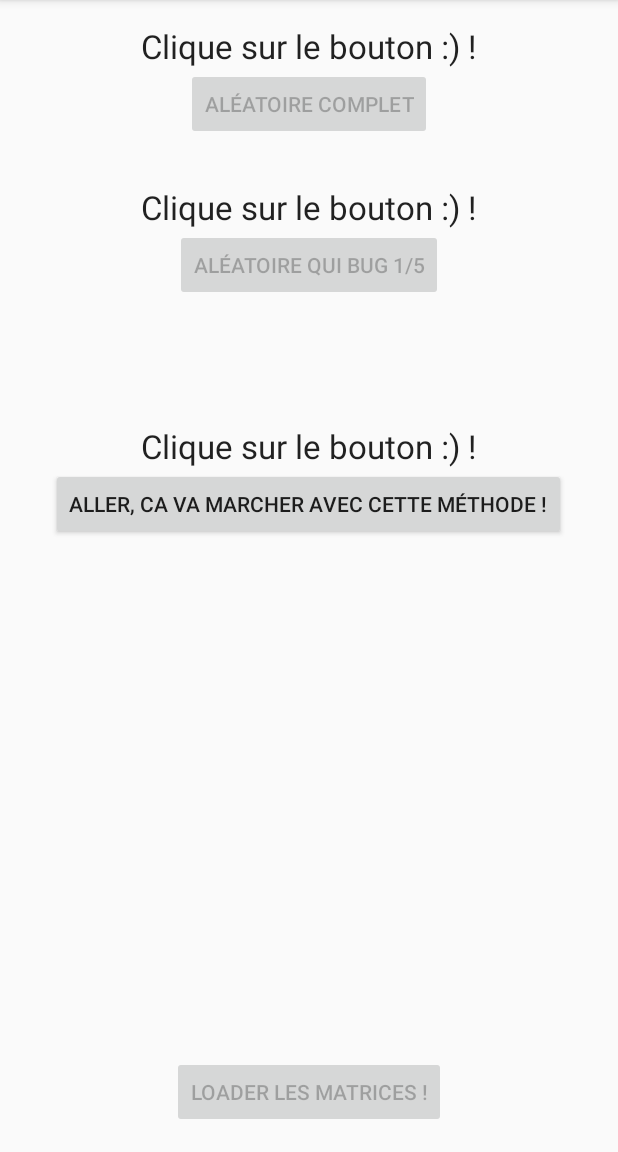
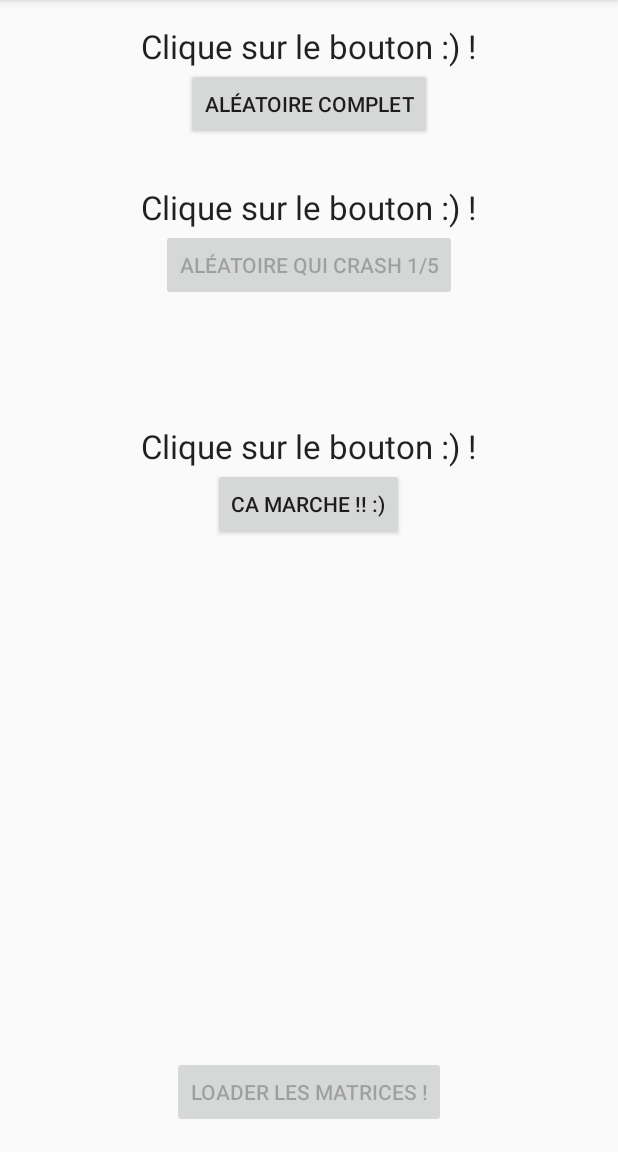
Before and after one commit to AntoineNH2/IsThisMyLanguage, an Android app: the screen it shows after launch (MainActivity), after a tap on "LOADER LES MATRICES !", on a phone screen of 412 x 824 dp, the part 84-1236 px from its top. Run offline under Robolectric (Android 15) with nearby library versions, the phone set to English and light mode, and no system bars; 1 statement that could not run was skipped.

Commit message:
légères modif sur le xml

```diff
--- a/app/src/main/java/com/nh2/antoine/isthismylanguage/MainActivity.java
+++ b/app/src/main/java/com/nh2/antoine/isthismylanguage/MainActivity.java
@@ -120,7 +120,7 @@ public class MainActivity extends AppCompatActivity {
 
                 matSimple = probaLettre.LoadSimple("fr", MainActivity.this);
 
-             //   BoutonAlea.setEnabled(isAppuyer);
+                BoutonAlea.setEnabled(isAppuyer);
              //   BoutonEfface.setEnabled(isAppuyer);
                 Bouton3.setEnabled(isAppuyer);
                 BoutonLoad.setEnabled(false);
--- a/app/src/main/res/layout/activity_main.xml
+++ b/app/src/main/res/layout/activity_main.xml
@@ -29,7 +29,7 @@
     <Button
         android:layout_width="wrap_content"
         android:layout_height="wrap_content"
-        android:text="Aléatoire qui bug 1/5"
+        android:text="Aléatoire qui crash 1/5"
         android:id="@+id/EraseButton"
         android:layout_below="@+id/MatrixView"
         android:layout_centerHorizontal="true" />
@@ -57,7 +57,7 @@
     <Button
         android:layout_width="wrap_content"
         android:layout_height="wrap_content"
-        android:text="Aller, ca va marcher avec cette méthode !"
+        android:text="Ca marche !! :)"
         android:id="@+id/methode3Button"
         android:nestedScrollingEnabled="false"
         android:layout_below="@+id/methode3View"
```
Also changed, not shown: app/src/main/java/com/nh2/antoine/isthismylanguage/MotAlea1.java (+7 -1 lines).
